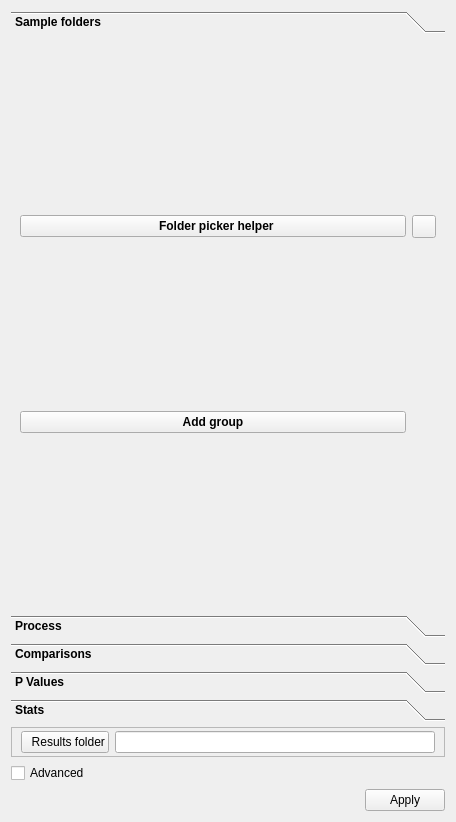
Qt form ClearMap/gui/creator/batch_tab.ui (ClearAnatomics/ClearMap) before a commit.
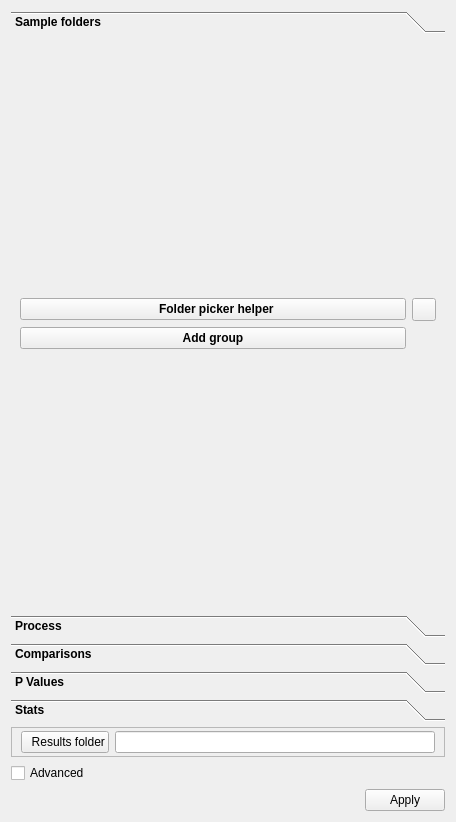
The same form after that commit. The open tabs and pages were chosen to show the change. Icons and pictures are not drawn.

Commit message: Fixes bug introduced in batch mode when adding doc

```diff
--- a/ClearMap/gui/creator/batch_tab.ui
+++ b/ClearMap/gui/creator/batch_tab.ui
@@ -41,6 +41,8 @@
       </attribute>
       <layout class="QGridLayout" name="gridLayout">
        <item row="0" column="0">
+        <layout class="QGridLayout" name="sampleFoldersPageLayout">
+         <item row="0" column="0">
         <widget class="QPushButton" name="folderPickerHelperPushButton">
          <property name="toolTip">
           <string>Launch the wizard to select sample folders</string>
@@ -75,6 +77,8 @@
            <normaloff>.</normaloff>.</iconset>
          </property>
         </widget>
+         </item>
+        </layout>
        </item>
       </layout>
      </widget>
```
Left out of the diff: 2 changed lines with no effect on the pictures. Lines whose indentation alone changed are shown as unchanged.
